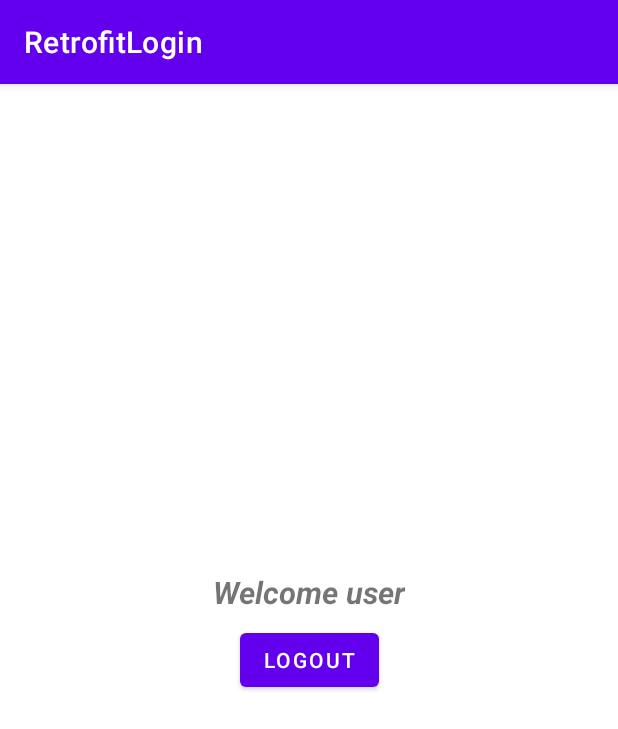
After one commit to HarshitaBambure/RetrofitLogin, an Android app: the LogoutActivity screen opened directly, with no data from a screen before it, on a phone screen of 412 x 824 dp. The commit adds this screen. Shown: the top 729 px of the screen. Run offline under Robolectric (Android 15) with nearby library versions, the phone set to English and light mode, and no system bars; our stand-ins replace sdp/ssp sizes.

Commit message:
initial commit

```diff
--- a/app/src/main/AndroidManifest.xml
+++ b/app/src/main/AndroidManifest.xml
@@ -3,10 +3,9 @@
     xmlns:tools="http://schemas.android.com/tools"
     package="com.harshita.retrofitlogin">
 
-    <uses-permission android:name="android.permission.INTERNET"/>
+    <uses-permission android:name="android.permission.INTERNET" />
 
     <application
-        android:usesCleartextTraffic="true"
         android:allowBackup="true"
         android:dataExtractionRules="@xml/data_extraction_rules"
         android:fullBackupContent="@xml/backup_rules"
@@ -15,7 +14,11 @@
         android:roundIcon="@mipmap/ic_launcher_round"
         android:supportsRtl="true"
         android:theme="@style/Theme.RetrofitLogin"
+        android:usesCleartextTraffic="true"
         tools:targetApi="31">
+        <activity
+            android:name=".ui.LogoutActivity"
+            android:exported="false" />
         <activity
             android:name=".ui.MainActivity"
             android:exported="true">
--- /dev/null
+++ b/app/src/main/java/com/harshita/retrofitlogin/ui/LogoutActivity.kt
@@ -0,0 +1,21 @@
+package com.harshita.retrofitlogin.ui
+
+import androidx.appcompat.app.AppCompatActivity
+import android.os.Bundle
+import com.harshita.retrofitlogin.databinding.ActivityLogoutBinding
+
+class LogoutActivity : AppCompatActivity() {
+
+    private lateinit var binding: ActivityLogoutBinding
+
+    override fun onCreate(savedInstanceState: Bundle?) {
+        super.onCreate(savedInstanceState)
+        binding = ActivityLogoutBinding.inflate(layoutInflater)
+        val view = binding.root
+        setContentView(view)
+
+        binding.btnLogout.setOnClickListener {
+            finish()
+        }
+    }
+}
--- a/app/src/main/java/com/harshita/retrofitlogin/ui/MainActivity.kt
+++ b/app/src/main/java/com/harshita/retrofitlogin/ui/MainActivity.kt
@@ -1,5 +1,6 @@
 package com.harshita.retrofitlogin.ui
 
+import android.content.Intent
 import androidx.appcompat.app.AppCompatActivity
 import android.os.Bundle
 import android.view.View
@@ -42,6 +43,9 @@ class MainActivity : AppCompatActivity() {
 
         binding.btnLogin.setOnClickListener {
             doLogin()
+
+
+
         }
 
         binding.btnRegister.setOnClickListener {
@@ -54,6 +58,8 @@ class MainActivity : AppCompatActivity() {
         val email = binding.txtInputEmail.text.toString()
         val pwd = binding.txtPass.text.toString()
         viewModel.loginUser(email = email, pwd = pwd)
+        val intent = Intent(this,LogoutActivity::class.java)
+        startActivity(intent)
     }
 
     fun doSignup() {
--- /dev/null
+++ b/app/src/main/res/layout/activity_logout.xml
@@ -0,0 +1,30 @@
+<?xml version="1.0" encoding="utf-8"?>
+<androidx.constraintlayout.widget.ConstraintLayout xmlns:android="http://schemas.android.com/apk/res/android"
+    xmlns:app="http://schemas.android.com/apk/res-auto"
+    xmlns:tools="http://schemas.android.com/tools"
+    android:layout_width="match_parent"
+    android:layout_height="match_parent"
+    tools:context=".ui.LogoutActivity">
+
+    <TextView
+        android:layout_width="wrap_content"
+        android:layout_height="wrap_content"
+        android:text="Welcome user"
+        android:textSize="@dimen/_16sdp"
+        android:textStyle="bold|italic"
+        app:layout_constraintStart_toStartOf="parent"
+        app:layout_constraintEnd_toEndOf="parent"
+        app:layout_constraintTop_toTopOf="parent"
+        app:layout_constraintBottom_toBottomOf="parent"
+        android:layout_marginBottom="@dimen/_70sdp"
+        />
+<Button
+    android:id="@+id/btn_logout"
+    android:text="Logout"
+    android:layout_width="wrap_content"
+    android:layout_height="wrap_content"
+    app:layout_constraintStart_toStartOf="parent"
+    app:layout_constraintEnd_toEndOf="parent"
+    app:layout_constraintTop_toTopOf="parent"
+    app:layout_constraintBottom_toBottomOf="parent"/>
+</androidx.constraintlayout.widget.ConstraintLayout>
```
